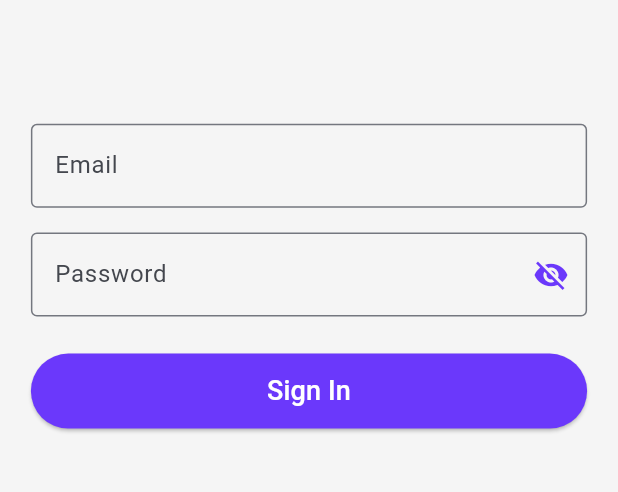
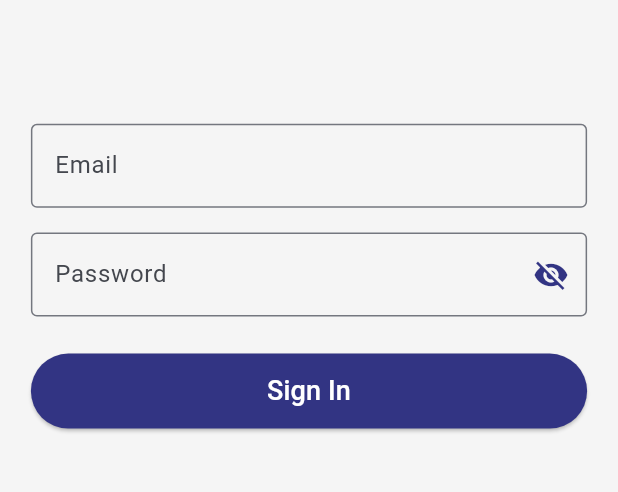
Before and after one commit to Priyanshu-Bej/briffiniApp, a Flutter app: the screen it shows after launch, on a phone screen of 412 x 824 dp, the part 488-980 px from its top. Run offline on Flutter 3.47's test engine with Material 3 defaults, Android fonts, the phone set to English and light mode, and no system bars; our stand-ins replace chewie, cloud_firestore, firebase_auth, firebase_core, firebase_storage, video_player; missing offline and left inert: dart:html, dart:ui_web, flutter_pdfview; accounts and stored records are empty.

Commit message:
Changed login button and password visibility icon colors to #323483 for consistent app styling

```diff
--- a/lib/screens/login_screen.dart
+++ b/lib/screens/login_screen.dart
@@ -132,7 +132,7 @@
                         suffixIcon: IconButton(
                           icon: Icon(
                             _passwordVisible ? Icons.visibility : Icons.visibility_off,
-                            color: const Color(0xFF6B38FB),
+                            color: const Color(0xFF323483),
                           ),
                           onPressed: () {
                             setState(() {
@@ -167,7 +167,7 @@
                       child: ElevatedButton(
                         onPressed: _isLoading ? null : _signIn,
                         style: ElevatedButton.styleFrom(
-                          backgroundColor: const Color(0xFF6B38FB), // Purple button color
+                          backgroundColor: const Color(0xFF323483), // Changed from 0xFF6B38FB to 0xFF323483
                           shape: RoundedRectangleBorder(
                             borderRadius: BorderRadius.circular(25),
                           ),
```
